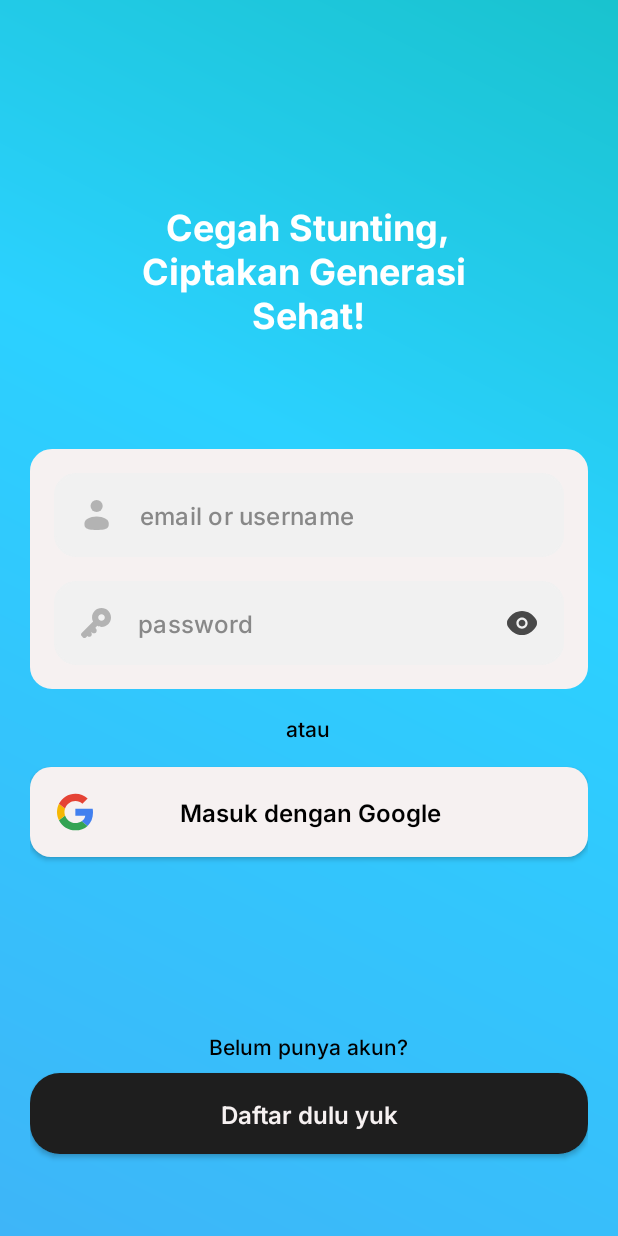
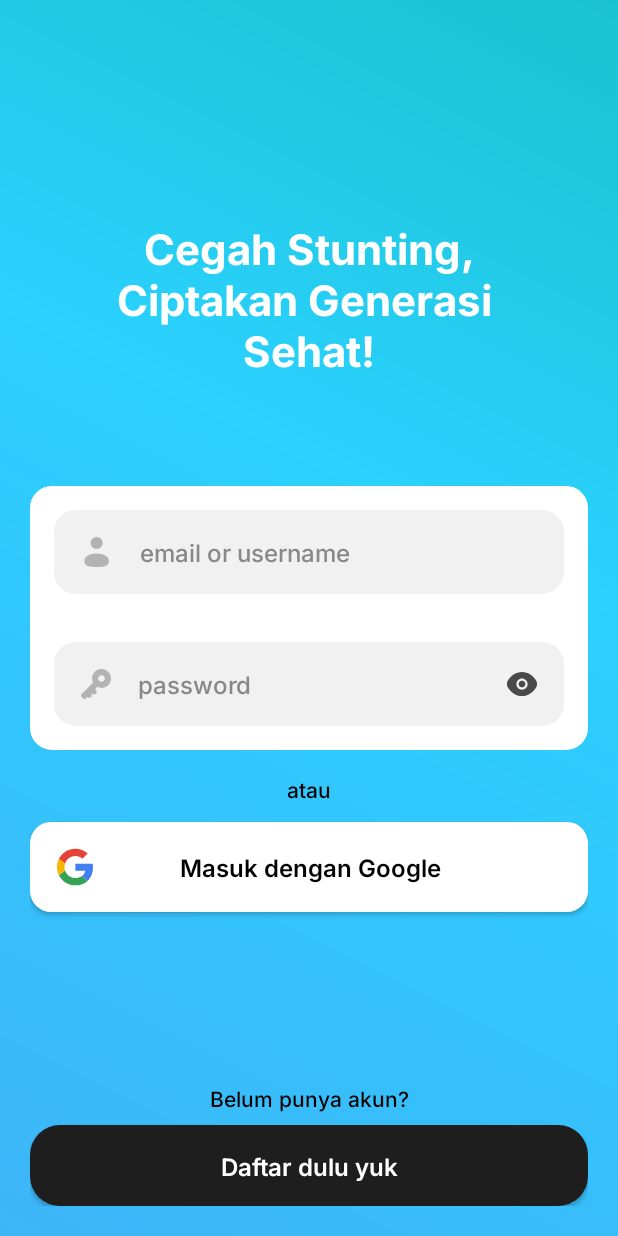
Before and after one commit to aximillian/StuntZilla_C241-PS489_Capstone-Project, an Android app: the LoginActivity screen opened directly, with no data from a screen before it, on a phone screen of 412 x 824 dp. Run offline under Robolectric (Android 15) with nearby library versions, the phone set to English and light mode, and no system bars.

Commit message:
Fix login layout(push ulang)

```diff
--- a/app/src/main/res/layout/activity_login.xml
+++ b/app/src/main/res/layout/activity_login.xml
@@ -1,45 +1,45 @@
 <?xml version="1.0" encoding="utf-8"?>
-<LinearLayout xmlns:android="http://schemas.android.com/apk/res/android"
+<androidx.constraintlayout.widget.ConstraintLayout xmlns:android="http://schemas.android.com/apk/res/android"
+    xmlns:app="http://schemas.android.com/apk/res-auto"
     xmlns:tools="http://schemas.android.com/tools"
     android:layout_width="match_parent"
     android:layout_height="match_parent"
     android:background="@drawable/splash_gradient_color"
-    android:gravity="center"
-    android:orientation="vertical"
     android:padding="@dimen/activity_horizontal_margin"
     tools:context=".ui.auth.login.LoginActivity">
 
     <TextView
+        android:id="@+id/loginTitle"
         android:layout_width="wrap_content"
         android:layout_height="wrap_content"
         android:layout_marginTop="80dp"
         android:fontFamily="@font/inter_bold"
         android:gravity="center"
-        android:paddingBottom="24dp"
+        android:paddingBottom="28sp"
         android:text="@string/login_title"
         android:textColor="@android:color/white"
-        android:textSize="24sp" />
+        android:textSize="28sp"
+        app:layout_constraintBottom_toTopOf="@+id/linearLayout"
+        app:layout_constraintEnd_toEndOf="parent"
+        app:layout_constraintStart_toStartOf="parent"
+        app:layout_constraintTop_toTopOf="parent" />
 
-    <com.google.android.material.textfield.TextInputLayout
-        android:id="@+id/text_input_layout"
+    <LinearLayout
+        android:id="@+id/linearLayout"
         android:layout_width="match_parent"
         android:layout_height="wrap_content"
-        android:layout_marginTop="50dp"
-        android:background="@drawable/edit_text_layout_background">
-
-        <LinearLayout
-            android:layout_width="match_parent"
-            android:layout_height="wrap_content"
-            android:orientation="vertical">
+        android:background="@drawable/edit_text_layout_background"
+        android:orientation="vertical"
+        app:layout_constraintBottom_toBottomOf="parent"
+        app:layout_constraintEnd_toEndOf="parent"
+        app:layout_constraintStart_toStartOf="parent"
+        app:layout_constraintTop_toTopOf="parent">
 
         <androidx.appcompat.widget.AppCompatEditText
             android:id="@+id/emailEditText"
             android:layout_width="match_parent"
             android:layout_height="wrap_content"
-                android:layout_marginStart="16dp"
-                android:layout_marginTop="16dp"
-                android:layout_marginEnd="16dp"
-                android:layout_marginBottom="8dp"
+            android:layout_margin="16dp"
             android:background="@drawable/edit_text_background"
             android:drawableStart="@drawable/ic_user"
             android:drawablePadding="16dp"
@@ -54,10 +54,7 @@
             android:id="@+id/passwordEditText"
             android:layout_width="match_parent"
             android:layout_height="wrap_content"
-                android:layout_marginStart="16dp"
-                android:layout_marginTop="8dp"
-                android:layout_marginEnd="16dp"
-                android:layout_marginBottom="16dp"
+            android:layout_margin="16dp"
             android:background="@drawable/edit_text_background"
             android:drawableStart="@drawable/ic_lock"
             android:drawableEnd="@drawable/ic_visibility"
@@ -71,23 +68,23 @@
             android:textSize="16sp" />
     </LinearLayout>
 
-    </com.google.android.material.textfield.TextInputLayout>
-
     <TextView
         android:id="@+id/tv_or"
         android:layout_width="wrap_content"
         android:layout_height="wrap_content"
         android:layout_marginTop="16dp"
-        android:layout_marginBottom="16dp"
         android:fontFamily="@font/inter_medium"
         android:text="@string/tv_or"
-        android:textColor="@android:color/black" />
+        android:textColor="@android:color/black"
+        app:layout_constraintEnd_toEndOf="parent"
+        app:layout_constraintStart_toStartOf="parent"
+        app:layout_constraintTop_toBottomOf="@+id/linearLayout" />
 
     <androidx.appcompat.widget.AppCompatButton
-        android:id="@+id/google_button"
+        android:id="@+id/btn_google"
         android:layout_width="match_parent"
         android:layout_height="wrap_content"
-        android:layout_marginBottom="16dp"
+        android:layout_marginTop="48dp"
         android:background="@drawable/google_button_background"
         android:drawableStart="@drawable/ic_google"
         android:drawablePadding="50dp"
@@ -97,15 +94,21 @@
         android:text="@string/login_with_google"
         android:textAllCaps="false"
         android:textColor="@android:color/black"
-        android:textSize="16sp" />
+        android:textSize="16sp"
+        app:layout_constraintEnd_toEndOf="parent"
+        app:layout_constraintStart_toStartOf="parent"
+        app:layout_constraintTop_toBottomOf="@id/linearLayout" />
 
     <LinearLayout
         android:id="@+id/button_container"
-        android:layout_width="match_parent"
+        android:layout_width="0dp"
         android:layout_height="wrap_content"
-        android:layout_marginBottom="16dp"
+        android:layout_marginTop="48dp"
         android:orientation="horizontal"
-        android:visibility="gone">
+        android:visibility="gone"
+        app:layout_constraintEnd_toEndOf="parent"
+        app:layout_constraintStart_toStartOf="parent"
+        app:layout_constraintTop_toBottomOf="@id/linearLayout">
 
         <androidx.appcompat.widget.AppCompatButton
             android:id="@+id/forgotPasswordButton"
@@ -136,17 +139,20 @@
     </LinearLayout>
 
     <TextView
+        android:id="@+id/tv_have_account"
         android:layout_width="wrap_content"
         android:layout_height="wrap_content"
-        android:layout_marginTop="100dp"
         android:layout_marginBottom="8dp"
         android:fontFamily="@font/inter_medium"
         android:text="@string/tv_have_account"
-        android:textColor="@android:color/black" />
+        android:textColor="@android:color/black"
+        app:layout_constraintBottom_toTopOf="@+id/btn_register"
+        app:layout_constraintEnd_toEndOf="parent"
+        app:layout_constraintStart_toStartOf="parent" />
 
     <androidx.appcompat.widget.AppCompatButton
-        android:id="@+id/register_button"
-        android:layout_width="match_parent"
+        android:id="@+id/btn_register"
+        android:layout_width="0dp"
         android:layout_height="wrap_content"
         android:background="@drawable/button_background"
         android:fontFamily="@font/inter_semibold"
@@ -155,6 +161,9 @@
         android:textAllCaps="false"
         android:textColor="@color/white"
         android:textSize="16sp"
-        android:textStyle="bold" />
+        android:textStyle="bold"
+        app:layout_constraintBottom_toBottomOf="parent"
+        app:layout_constraintEnd_toEndOf="parent"
+        app:layout_constraintStart_toStartOf="parent" />
 
-</LinearLayout>
+</androidx.constraintlayout.widget.ConstraintLayout>
--- a/app/src/main/res/values/colors.xml
+++ b/app/src/main/res/values/colors.xml
@@ -13,5 +13,5 @@
     <color name="blue">#108ECC</color>
     <color name="light_blue">#28BEDF</color>
     <color name="light_gray">#AFD3E2</color>
-    <color name="white">#F6F1F1</color>
+    <color name="white">#FFFFFF</color>
 </resources>
```
Lines whose indentation alone changed are shown as unchanged.
